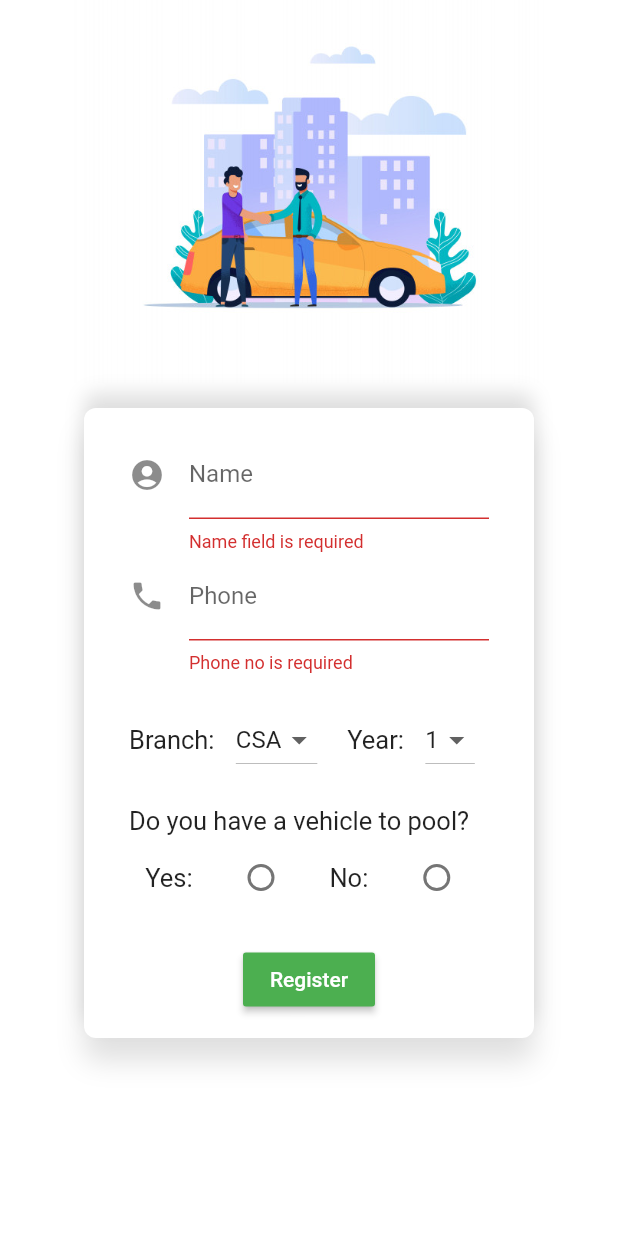
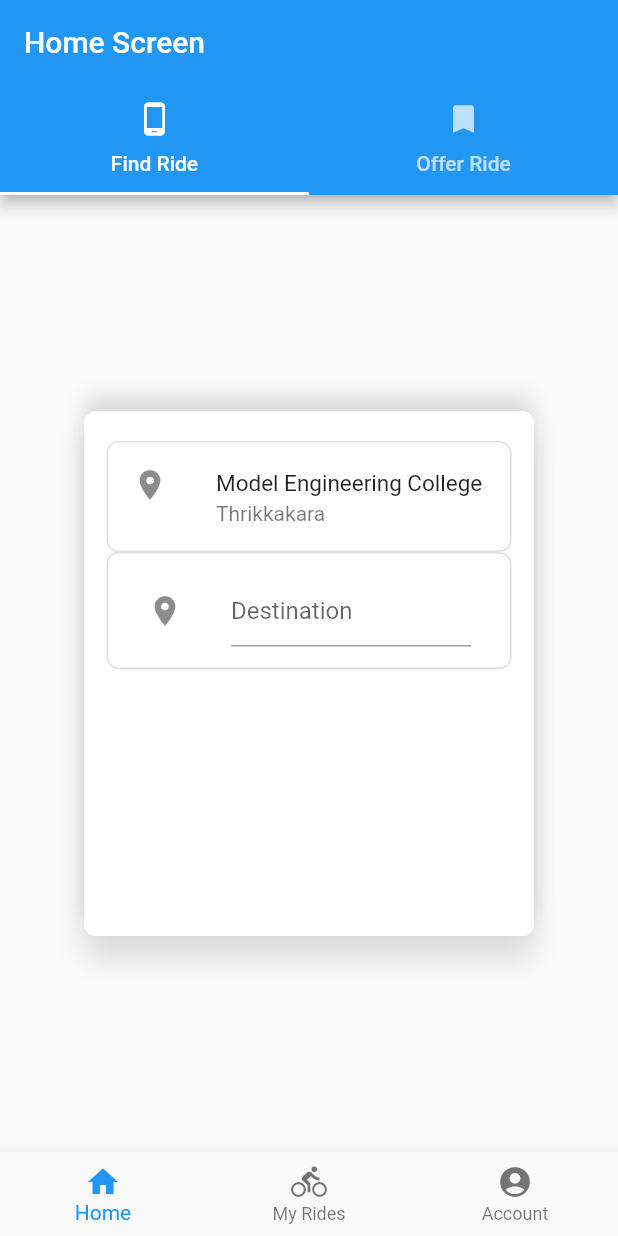
Before and after one commit to Nikhil713/MecDrive-Prototype, a Flutter app: the screen it shows after launch, on a phone screen of 412 x 824 dp. Run offline on Flutter 3.47's test engine with Material 2 defaults, Android fonts, the phone set to English and light mode, and no system bars; Roboto replaces fonts that are missing (Poppins).

Commit message:
Home screen find a ride created

```diff
--- /dev/null
+++ b/lib/HomeScreen/homeScreen.dart
@@ -0,0 +1,142 @@
+import 'package:flutter/material.dart';
+
+class HomeScreen extends StatefulWidget {
+  @override
+  _HomeScreenState createState() => _HomeScreenState();
+}
+
+class _HomeScreenState extends State<HomeScreen> {
+
+  // Destination
+  String destination = "";
+
+  // Bottom navigation bar
+  int _currentIndex = 0;
+
+  void onTabTapped(int index){
+    setState(() {
+      _currentIndex = index;
+    });
+  }
+
+
+  @override
+  Widget build(BuildContext context) {
+    return DefaultTabController(
+      length: 2,
+      child: Scaffold(
+        appBar: AppBar(
+          bottom: TabBar(
+            tabs: <Widget>[
+              Tab(
+                icon: Icon(Icons.phone_android),
+                text: "Find Ride",
+              ),
+              Tab(
+                icon: Icon(Icons.bookmark),
+                text: "Offer Ride",
+              )
+            ],
+          ),
+          title: Text("Home Screen"),
+        ),
+        body: TabBarView(
+          children: <Widget>[
+            Center(
+              child: Container(
+                padding: EdgeInsets.fromLTRB(15.0,20.0,15.0,10.0),
+                height: 350.0,
+                width: 300.0,
+                decoration: BoxDecoration(
+                  color: Colors.white,
+                  borderRadius: BorderRadius.circular(8.0),
+                  boxShadow: [
+                    BoxShadow(
+                      color: Colors.black12,
+                      offset: Offset(0.0, 15.0),
+                      blurRadius: 15.0
+                    ),
+                    BoxShadow(
+                      color: Colors.black12,
+                      offset: Offset(0.0, -10.0),
+                      blurRadius: 10.0
+                    )
+                  ],
+                ),
+                child: Column(
+                  crossAxisAlignment: CrossAxisAlignment.stretch,
+                  children: <Widget>[
+                    // Starting Location
+                    Container(
+                      decoration: BoxDecoration(
+                        border: Border.all(color: Colors.black12),
+                        borderRadius: BorderRadius.circular(8.0)
+                      ),
+                      child: ListTile(
+                        leading: Icon(Icons.location_on),
+                        title: Text(
+                          "Model Engineering College",
+                          style: TextStyle(
+                            fontSize: 15.0,
+                          ),
+                        ),
+                        subtitle: Text("Thrikkakara"),
+                      ),
+                    ),
+                    // Destination
+                    Container(
+                      padding: EdgeInsets.all(10.0),
+                      decoration: BoxDecoration(
+                        border: Border.all(color: Colors.black12),
+                        borderRadius: BorderRadius.circular(8.0)
+                      ),
+                      child: ListTile(
+                        leading: Icon(Icons.location_on),
+                        title: TextField(
+                          decoration: InputDecoration(
+                            hintText: "Destination"
+                          ),
+                          onChanged: (String val){
+                            setState(() {
+                              destination = val;
+                            });
+                          },
+                        ),
+                      ),
+                    )
+                  ],
+                ),
+              ),
+            ),
+            // Offer Ride
+            Center(
+              child: RaisedButton(
+                onPressed: (){},
+                child: Text("hello"),
+              ),
+            )
+          ],
+        ),
+        // Bottom Navigation
+        bottomNavigationBar: BottomNavigationBar(
+          currentIndex: _currentIndex,
+          onTap: onTabTapped,
+          items: [
+            BottomNavigationBarItem(
+              icon: Icon(Icons.home),
+              title: Text("Home")
+            ),
+            BottomNavigationBarItem(
+              icon: Icon(Icons.directions_bike),
+              title: Text("My Rides")
+            ),
+            BottomNavigationBarItem(
+              icon: Icon(Icons.account_circle),
+              title: Text("Account")
+            ),
+          ],
+        ),
+      ),
+    );
+  }
+}
--- a/lib/main.dart
+++ b/lib/main.dart
@@ -1,4 +1,5 @@
 import 'package:flutter/material.dart';
+import 'package:mec_drive/HomeScreen/homeScreen.dart';
 import 'package:mec_drive/authentication/newSignup.dart';
 
 void main() => runApp(MyApp());
@@ -8,7 +9,7 @@ class MyApp extends StatelessWidget {
   Widget build(BuildContext context) {
     return MaterialApp(
       title: "carpool",
-      home: SignUp(),
+      home: HomeScreen(),
     );
   }
 }
```
